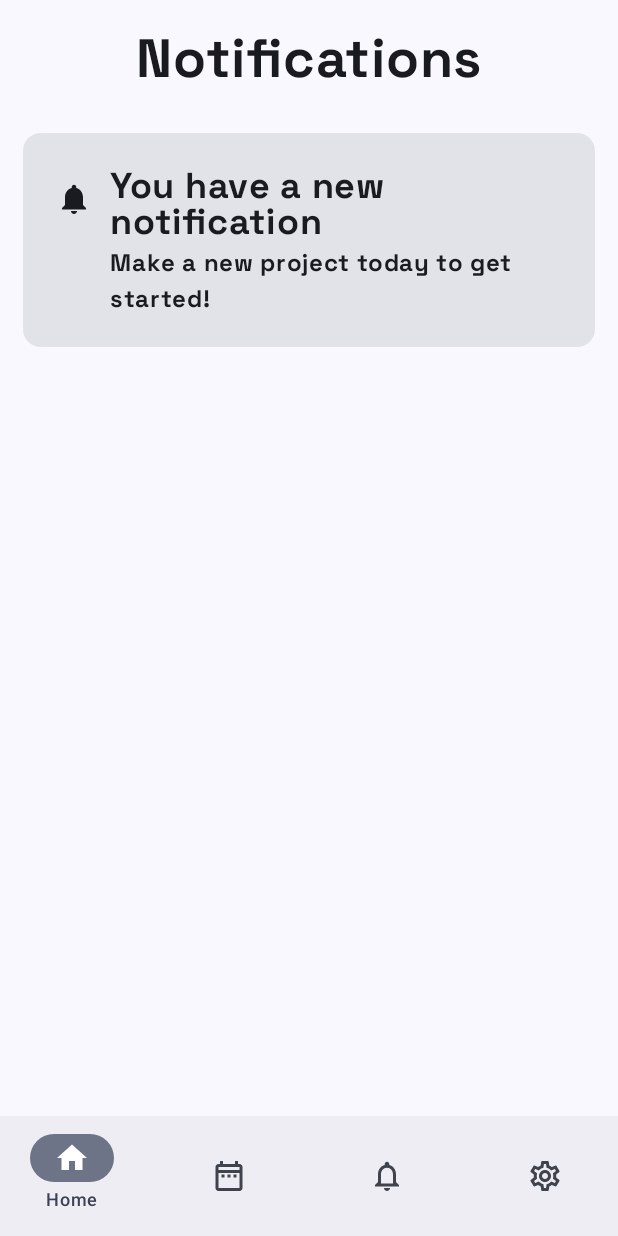
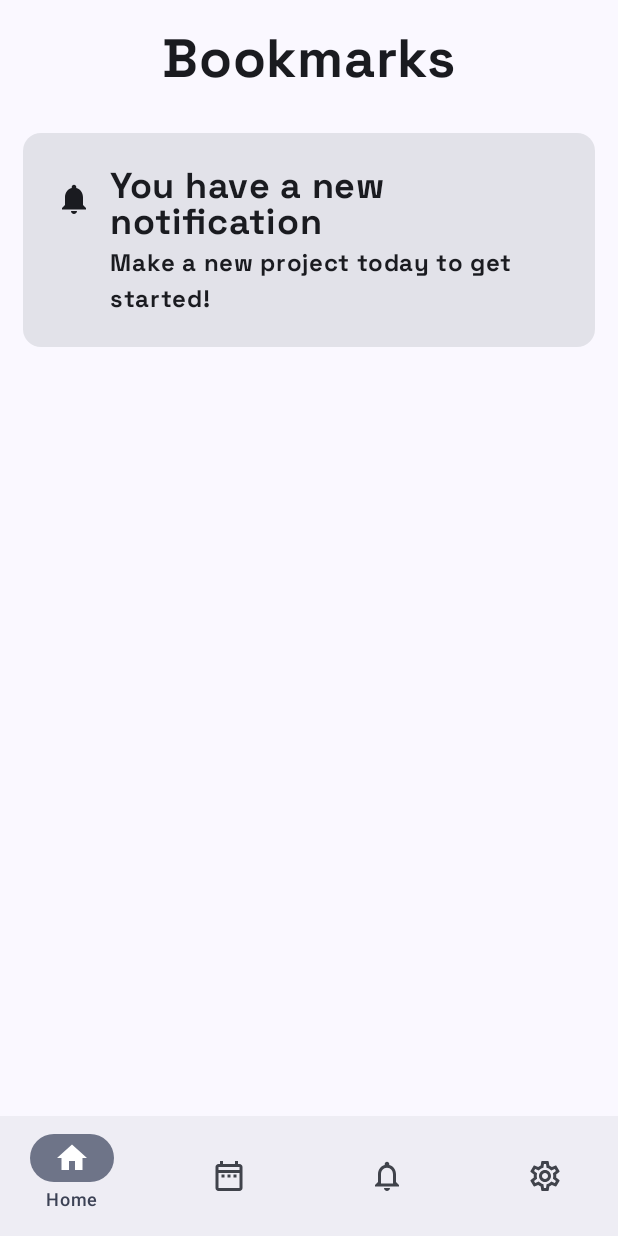
Before and after one commit to YadavYashvant/Codev, an Android app built with Jetpack Compose: the NotificationScreen screen opened through its navigation route, on a phone screen of 412 x 824 dp. Run offline under Robolectric (Android 15) with nearby library versions, the phone set to English and light mode, and no system bars; our stand-ins replace Firebase (no records; nobody signed in at launch, a user with empty details on screens opened directly).

```diff
--- a/app/src/main/java/com/example/codev/presentation/Bottombar.kt
+++ b/app/src/main/java/com/example/codev/presentation/Bottombar.kt
@@ -61,7 +61,7 @@ navController: NavController
             /*badgeCount = 0*/
         ),
         BottomNavigationItem(
-            title = "Notifications",
+            title = "Bookmarks",
             selectedIcon = Icons.Filled.Notifications,
             unselectedIcon = Icons.Outlined.Notifications,
             hasNews = true,
--- a/app/src/main/java/com/example/codev/presentation/profile/UserScreen.kt
+++ b/app/src/main/java/com/example/codev/presentation/profile/UserScreen.kt
@@ -62,7 +62,7 @@ fun ProfileScreen(
                 }
 
             }
-            composable("Notifications") {
+            composable("Bookmarks") {
                 EnterAnimation {
                     NotificationScreen()
                 }
--- a/app/src/main/java/com/example/codev/presentation/screens/NotificationScreen.kt
+++ b/app/src/main/java/com/example/codev/presentation/screens/NotificationScreen.kt
@@ -34,7 +34,7 @@ fun NotificationScreen() {
             .fillMaxHeight()
             .verticalScroll(scrollState)
     ) {
-        Text(text = "Notifications", modifier = Modifier
+        Text(text = "Bookmarks", modifier = Modifier
             .padding(16.dp)
             .align(Alignment.CenterHorizontally), fontFamily = spacefamily, fontWeight = FontWeight.Bold, fontSize = 36.sp)
 
```
Also changed, not shown: app/src/main/java/com/example/codev/ThemeState.kt (deleted, +0 -13 lines).
